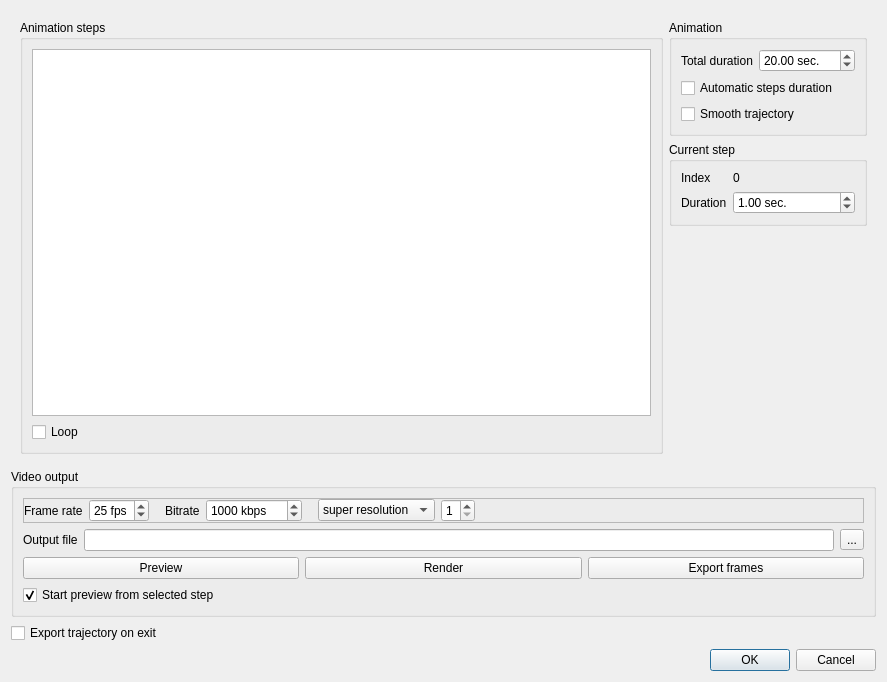
Old version of the form plugins/core/Standard/qAnimation/ui/animationDlg.ui in the repository zhuorg/CloudCompare.
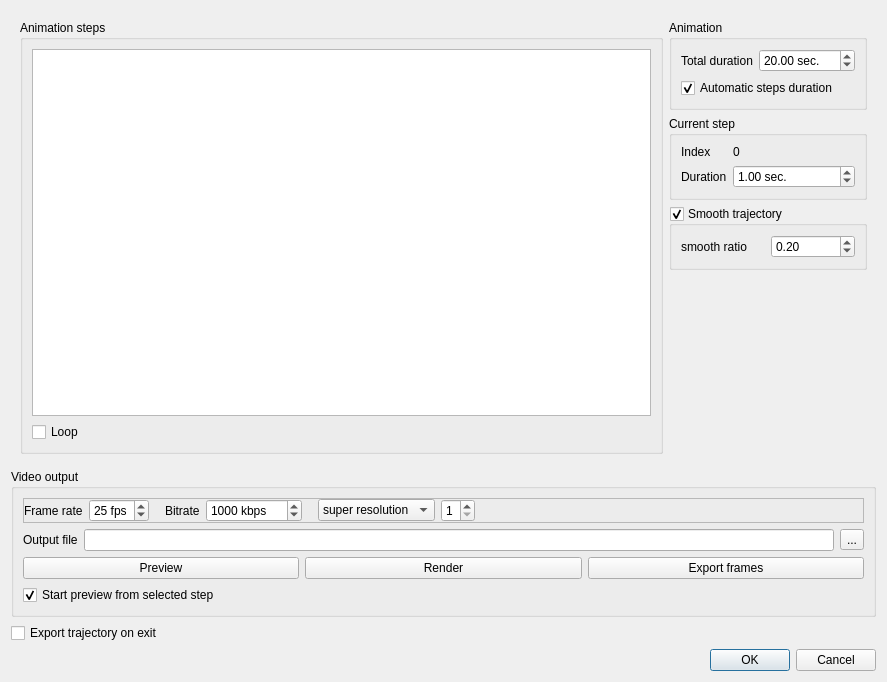
New version of the form. Icons and pictures are not drawn.

Commit message: Better management of the smoothed trajectory

Diff of the .ui file:
```diff
--- a/plugins/core/Standard/qAnimation/ui/animationDlg.ui
+++ b/plugins/core/Standard/qAnimation/ui/animationDlg.ui
@@ -114,12 +114,8 @@
               <property name="text">
                <string>Automatic steps duration</string>
               </property>
-             </widget>
-            </item>
-            <item>
-             <widget class="QCheckBox" name="smoothTrajectoryCheckBox">
-              <property name="text">
-               <string>Smooth trajectory</string>
+              <property name="checked">
+               <bool>true</bool>
               </property>
              </widget>
             </item>
@@ -178,6 +174,41 @@
            </layout>
           </widget>
          </item>
+         <item>
+          <widget class="QGroupBox" name="smoothTrajectoryGroupBox">
+           <property name="title">
+            <string>Smooth trajectory</string>
+           </property>
+           <property name="checkable">
+            <bool>true</bool>
+           </property>
+           <layout class="QHBoxLayout" name="horizontalLayout_7">
+            <item>
+             <widget class="QLabel" name="label_5">
+              <property name="text">
+               <string>smooth ratio</string>
+              </property>
+             </widget>
+            </item>
+            <item>
+             <widget class="QDoubleSpinBox" name="smoothRatioDoubleSpinBox">
+              <property name="minimum">
+               <double>0.050000000000000</double>
+              </property>
+              <property name="maximum">
+               <double>0.450000000000000</double>
+              </property>
+              <property name="singleStep">
+               <double>0.050000000000000</double>
+              </property>
+              <property name="value">
+               <double>0.200000000000000</double>
+              </property>
+             </widget>
+            </item>
+           </layout>
+          </widget>
+         </item>
          <item>
           <spacer name="verticalSpacer_2">
            <property name="orientation">
```
The commit also changes 3 other files.
